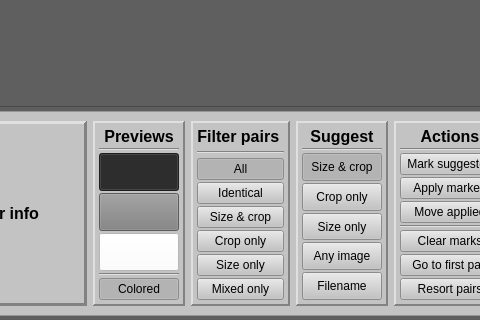
First picture: the form in CompareDialog.ui, repository FuhrerStein/VisImSorter2, before the edit; both pictures show x 87 to 567 and y 570 to 890 of the 1261 by 890 pixel window.
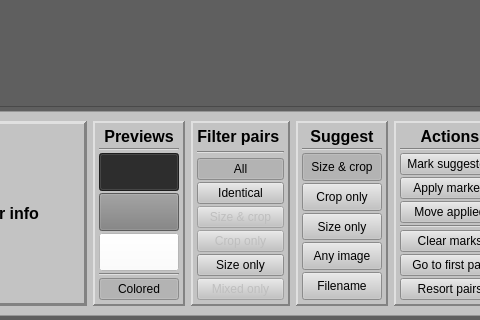
Second picture: the form after the edit.

Diff of the .ui file:
```diff
--- a/CompareDialog.ui
+++ b/CompareDialog.ui
@@ -618,6 +618,9 @@
           </item>
           <item>
            <widget class="QPushButton" name="push_show_size_and_crop">
+            <property name="enabled">
+             <bool>false</bool>
+            </property>
             <property name="sizePolicy">
              <sizepolicy hsizetype="Preferred" vsizetype="Fixed">
               <horstretch>0</horstretch>
@@ -649,6 +652,9 @@
           </item>
           <item>
            <widget class="QPushButton" name="push_show_crop_only">
+            <property name="enabled">
+             <bool>false</bool>
+            </property>
             <property name="sizePolicy">
              <sizepolicy hsizetype="Preferred" vsizetype="Fixed">
               <horstretch>0</horstretch>
@@ -714,6 +720,9 @@
           </item>
           <item>
            <widget class="QPushButton" name="push_show_mixed_only">
+            <property name="enabled">
+             <bool>false</bool>
+            </property>
             <property name="sizePolicy">
              <sizepolicy hsizetype="Preferred" vsizetype="Fixed">
               <horstretch>0</horstretch>
```
Left out of the diff: 4 changed lines with no effect on the pictures.
